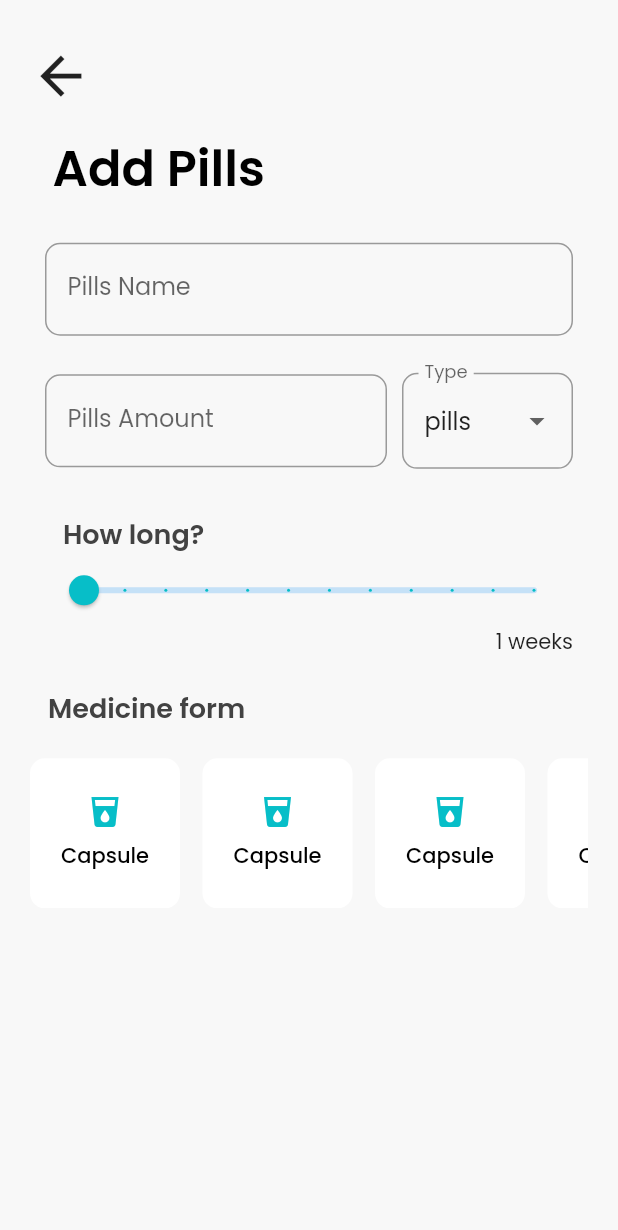
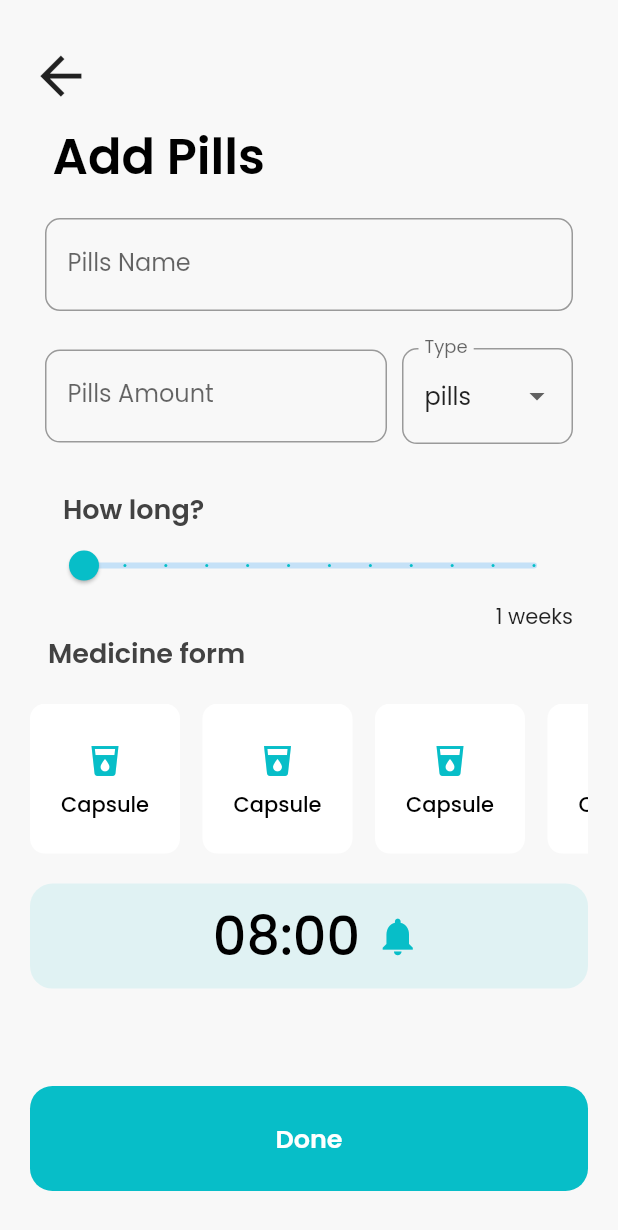
Before and after one commit to gonciuu/Medicine-App-In-Flutter, a Flutter app: the AddNewMedicine screen opened by its route, on a phone screen of 412 x 824 dp. Shown: the top 1230 px of the screen. Run offline on Flutter 3.47's test engine with Material 2 defaults, Android fonts, the phone set to English and light mode, and no system bars; our stand-ins replace auto_size_text.

Commit message:
add timer button

```diff
--- a/lib/screens/add_new_medicine/add_new_medicine.dart
+++ b/lib/screens/add_new_medicine/add_new_medicine.dart
@@ -1,5 +1,6 @@
 import 'package:flutter/cupertino.dart';
 import 'package:flutter/material.dart';
+import 'package:medicine/helpers/platform_flat_button.dart';
 import '../../helpers/platform_slider.dart';
 import '../../screens/add_new_medicine/medicine_type_card.dart';
 
@@ -28,7 +29,8 @@ class _AddNewMedicineState extends State<AddNewMedicine> {
       backgroundColor: Color.fromRGBO(248, 248, 248, 1),
       body: SafeArea(
         child: Padding(
-          padding: const EdgeInsets.only(left: 20.0, right: 20.0, top: 30.0),
+          padding: const EdgeInsets.only(
+              left: 20.0, right: 20.0, top: 30.0, bottom: 30.0),
           child: Column(
             crossAxisAlignment: CrossAxisAlignment.start,
             children: [
@@ -44,7 +46,7 @@ class _AddNewMedicineState extends State<AddNewMedicine> {
                 ),
               ),
               SizedBox(
-                height: deviceHeight * 0.02,
+                height: deviceHeight * 0.01,
               ),
               Container(
                 padding: EdgeInsets.only(left: 15.0),
@@ -59,7 +61,7 @@ class _AddNewMedicineState extends State<AddNewMedicine> {
                 )),
               ),
               SizedBox(
-                height: deviceHeight * 0.03,
+                height: deviceHeight * 0.02,
               ),
               Padding(
                 padding: const EdgeInsets.symmetric(horizontal: 10.0),
@@ -135,11 +137,13 @@ class _AddNewMedicineState extends State<AddNewMedicine> {
                     ),
                     Padding(
                       padding: const EdgeInsets.only(left: 12.0),
-                      child:  Text("How long?",style: TextStyle(
-                          color: Colors.grey[800],
-                          fontSize: 18.0,
-                          fontWeight: FontWeight.w600
-                      ),),
+                      child: Text(
+                        "How long?",
+                        style: TextStyle(
+                            color: Colors.grey[800],
+                            fontSize: 18.0,
+                            fontWeight: FontWeight.w600),
+                      ),
                     ),
                     Row(
                       children: [
@@ -159,24 +163,74 @@ class _AddNewMedicineState extends State<AddNewMedicine> {
                     )
                   ],
                 ),
-              ),SizedBox(height: 20.0,),
+              ),
               Padding(
-                  padding: const EdgeInsets.only(left: 12.0),
-                  child:  Text("Medicine form",style: TextStyle(
+                padding: const EdgeInsets.only(left: 12.0),
+                child: Text(
+                  "Medicine form",
+                  style: TextStyle(
                       color: Colors.grey[800],
                       fontSize: 18.0,
-                      fontWeight: FontWeight.w600
-                  ),),
-              ),SizedBox(height: 20.0,),
+                      fontWeight: FontWeight.w600),
+                ),
+              ),
+              SizedBox(
+                height: 20.0,
+              ),
               Container(
                 height: 100,
                 child: ListView(
                   shrinkWrap: true,
                   scrollDirection: Axis.horizontal,
                   children: <Widget>[
-                    for(int i =0;i<6;i++) MedicineTypeCard()
+                    for (int i = 0; i < 6; i++) MedicineTypeCard()
                   ],
-
+                ),
+              ),
+              SizedBox(
+                height: 20.0,
+              ),
+              Container(
+                width: double.infinity,
+                height: 70.0,
+                child: PlatformFlatButton(
+                  buttonChild: Row(
+                    mainAxisAlignment: MainAxisAlignment.center,
+                    children: [
+                      SizedBox(width: 10),
+                      Text(
+                        "08:00",
+                        style: TextStyle(
+                            fontSize: 35.0,
+                            color: Colors.black,
+                            fontWeight: FontWeight.w500),
+                      ),
+                      SizedBox(width: 10),
+                      Icon(
+                        Icons.notifications,
+                        size: 30,
+                        color: Theme.of(context).primaryColor,
+                      )
+                    ],
+                  ),
+                  handler: () {},
+                  color: Color.fromRGBO(7, 190, 200, 0.1),
+                ),
+              ),
+              Spacer(),
+              Container(
+                height: 70.0,
+                width: double.infinity,
+                child: PlatformFlatButton(
+                  color: Theme.of(context).primaryColor,
+                  buttonChild: Text(
+                    "Done",
+                    style: TextStyle(
+                        color: Colors.white,
+                        fontWeight: FontWeight.w600,
+                        fontSize: 17.0),
+                  ),
+                  handler: () {},
                 ),
               )
             ],
--- a/lib/screens/add_new_medicine/medicine_type_card.dart
+++ b/lib/screens/add_new_medicine/medicine_type_card.dart
@@ -16,6 +16,7 @@ class MedicineTypeCard extends StatelessWidget {
           child: Column(
             mainAxisAlignment: MainAxisAlignment.center,
             children: [
+              SizedBox(height: 5.0,),
               Container(child: Icon(Icons.local_drink,color: Theme.of(context).primaryColor,),),
               SizedBox(height: 7.0,),
               Container(child: Text("Capsule",style: TextStyle(
```
